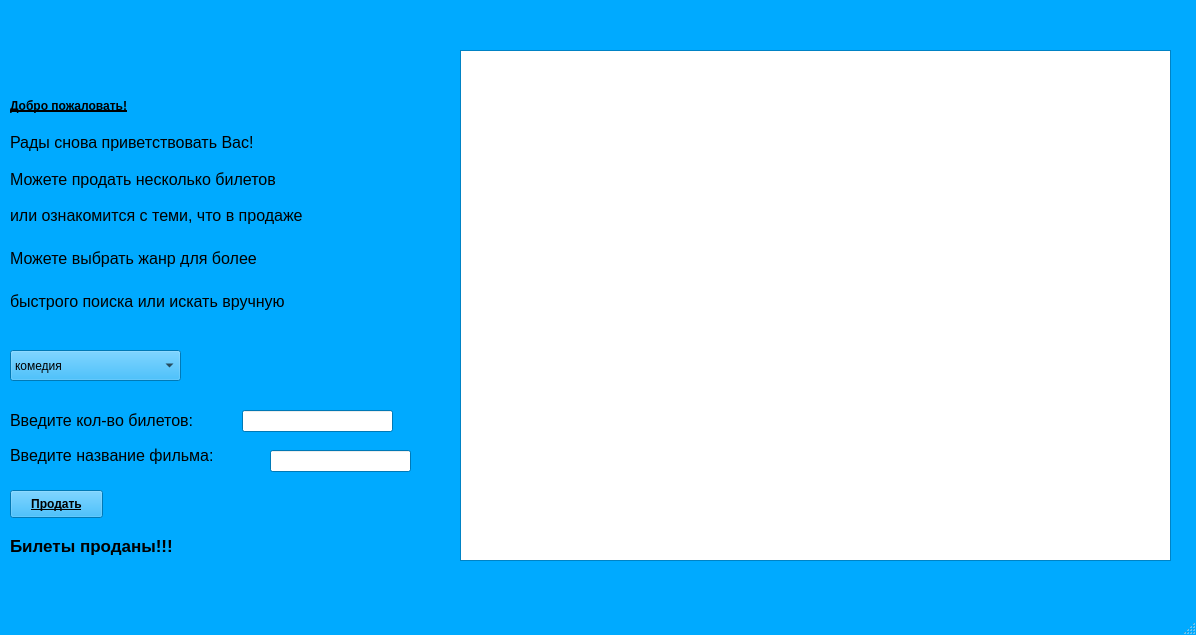
This is assistant.ui in katiarapter/lyceum as Qt 5 draws it before an edit. The edited form follows.
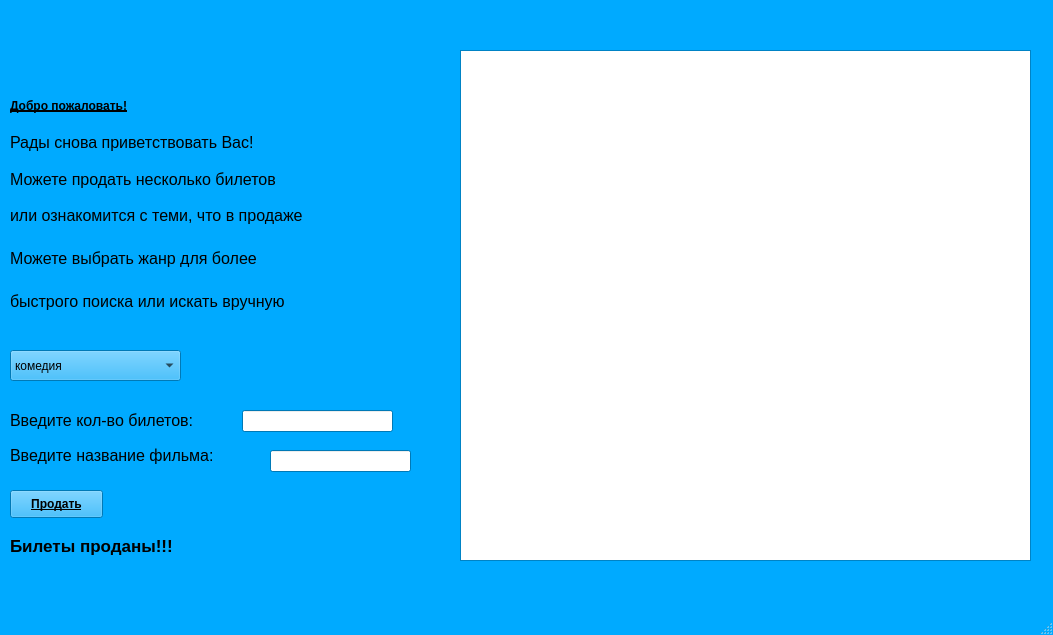
This is the edited form.

```diff
--- a/assistant.ui
+++ b/assistant.ui
@@ -6,7 +6,7 @@
    <rect>
     <x>0</x>
     <y>0</y>
-    <width>1196</width>
+    <width>1053</width>
     <height>635</height>
    </rect>
   </property>
@@ -514,7 +514,7 @@
      <rect>
       <x>460</x>
       <y>50</y>
-      <width>711</width>
+      <width>571</width>
       <height>511</height>
      </rect>
     </property>
```
Left out of the diff: 4 changed lines with no effect on the pictures.
